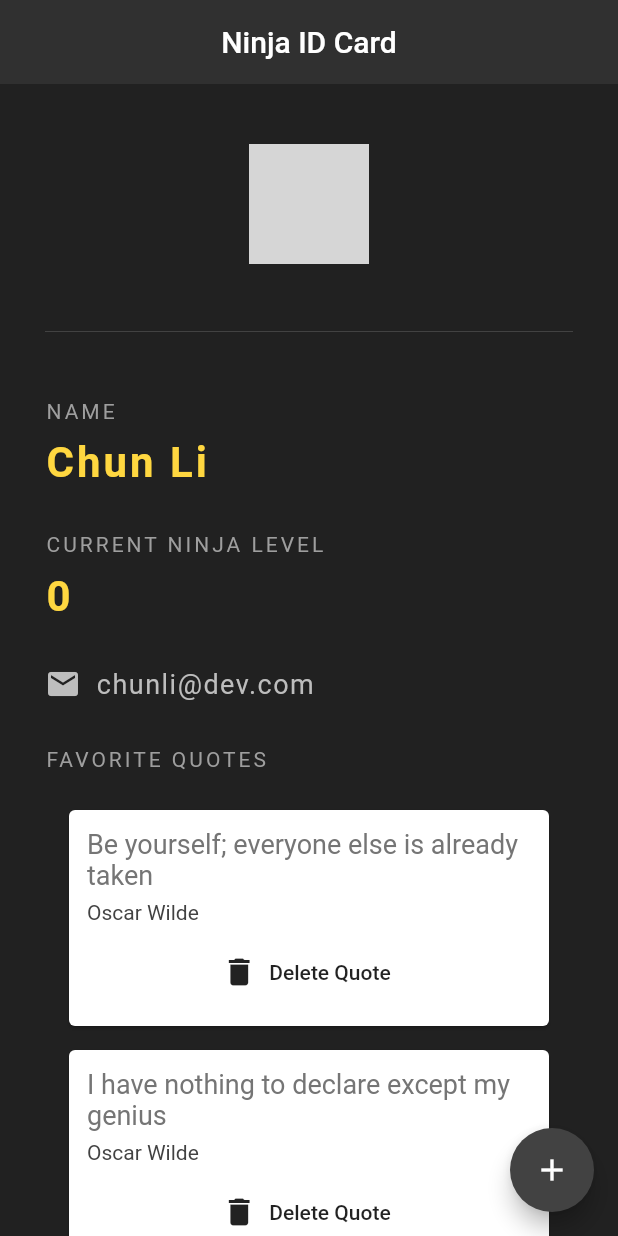
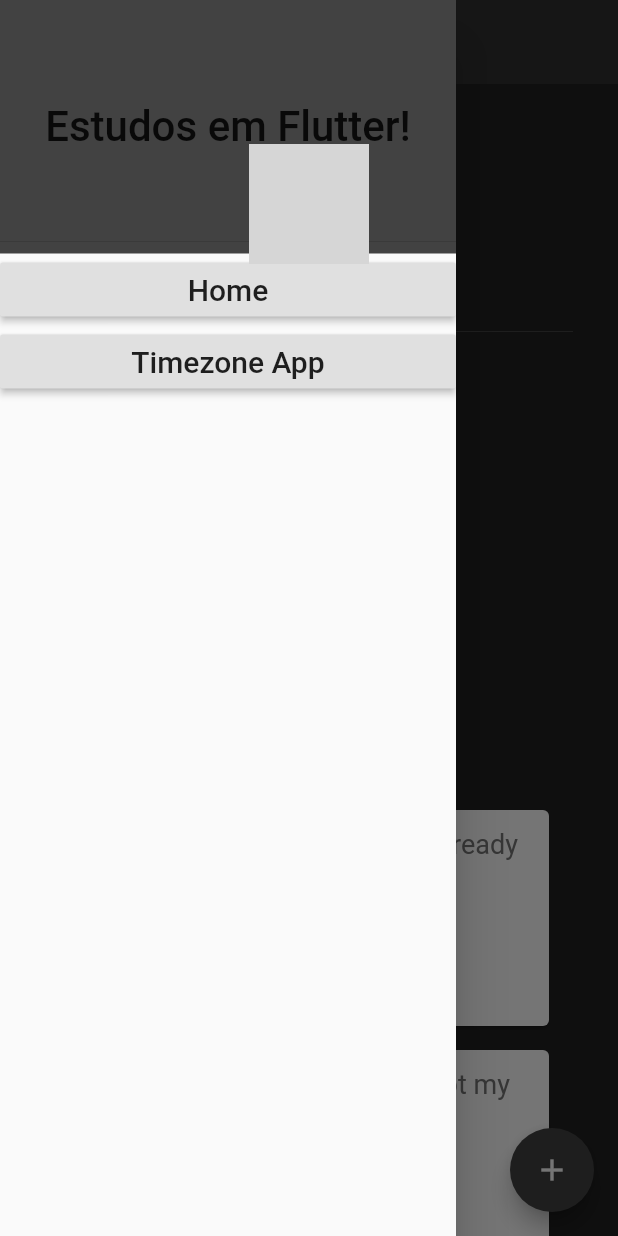
Before and after one commit to luizdebem/flutter-studies, a Flutter app: the screen it shows after launch, with the side drawer open (before the commit the screen has no drawer), on a phone screen of 412 x 824 dp. Run offline on Flutter 3.47's test engine with Material 2 defaults, Android fonts, the phone set to English and light mode, and no system bars; network calls fail; grey boxes are pictures that could not be loaded.

Commit message:
Refactoring a little bit (sidebar and quotes) and created a new route

```diff
--- /dev/null
+++ b/lib/components/Sidebar/sidebar.dart
@@ -0,0 +1,49 @@
+import 'package:flutter/material.dart';
+import '../../main.dart';
+import '../../pages/timezone.dart';
+
+class Sidebar extends StatelessWidget {
+  @override
+  Widget build(BuildContext context) {
+    return Drawer(
+      child: ListView(
+        children: [
+          Container(
+            color: Colors.grey[800],
+            child: DrawerHeader(
+              child: Center(
+                  child: Text(
+                'Estudos em Flutter!',
+                style: TextStyle(fontSize: 28),
+              )),
+            ),
+          ),
+          RaisedButton(
+            onPressed: () {
+              Navigator.push(
+                context,
+                MaterialPageRoute(builder: (context) => NinjaCard()),
+              );
+            },
+            child: Text(
+              'Home',
+              style: TextStyle(fontSize: 20),
+            ),
+          ),
+          RaisedButton(
+            onPressed: () {
+              Navigator.push(
+                context,
+                MaterialPageRoute(builder: (context) => Timezone()),
+              );
+            },
+            child: Text(
+              'Timezone App',
+              style: TextStyle(fontSize: 20),
+            ),
+          ),
+        ],
+      ),
+    );
+  }
+}
--- a/lib/main.dart
+++ b/lib/main.dart
@@ -1,6 +1,7 @@
 import 'package:flutter/material.dart';
-import 'quote.dart';
-import 'quote_card.dart';
+import 'components/Quote/quote.dart';
+import 'components/Quote/quote_card.dart';
+import 'components/Sidebar/sidebar.dart';
 
 void main() => runApp(MaterialApp(home: NinjaCard()));
 
@@ -33,6 +34,7 @@ class _NinjaCardState extends State<NinjaCard> {
         backgroundColor: Colors.grey[850],
         elevation: 0,
       ),
+      drawer: Sidebar(),
       floatingActionButton: FloatingActionButton(
         child: Icon(Icons.add),
         backgroundColor: Colors.grey[800],
@@ -103,13 +105,12 @@ class _NinjaCardState extends State<NinjaCard> {
               Column(
                 children: quotes
                     .map((quote) => QuoteCard(
-                      quote: quote,
-                      delete: () {
-                        setState(() {
-                          quotes.remove(quote);
-                        });
-                      }
-                    ))
+                        quote: quote,
+                        delete: () {
+                          setState(() {
+                            quotes.remove(quote);
+                          });
+                        }))
                     .toList(), // (o toList() é por que o children da Column é sempre uma lita de widgets.)
               )
             ],
```
Also changed, not shown: lib/pages/timezone.dart (added, +16 -0 lines), lib/components/Quote/quote.dart (renamed from lib/quote.dart), lib/components/Quote/quote_card.dart (renamed from lib/quote_card.dart).
